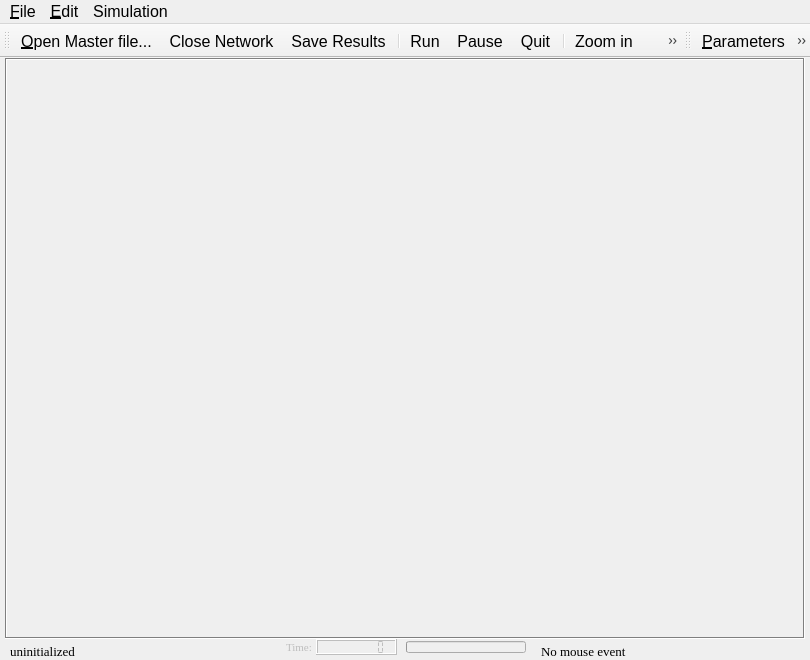
Above: branches/busmezzo/gui/canvas_qt4.ui from OdedCats/mezzo before the change. Below: the same form after it.
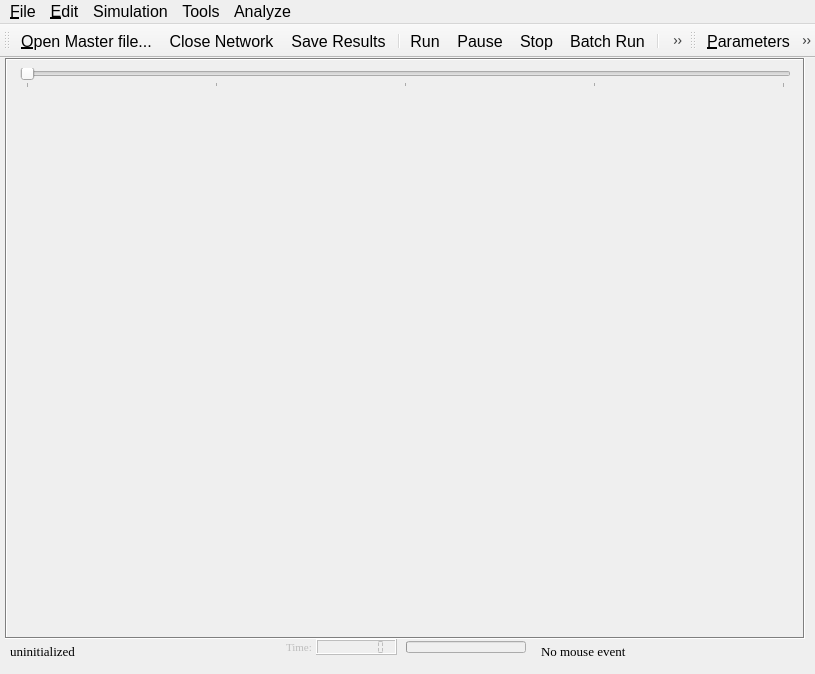
That is the form after the change. Icons and pictures are not drawn.

```diff
--- a/branches/busmezzo/gui/canvas_qt4.ui
+++ b/branches/busmezzo/gui/canvas_qt4.ui
@@ -5,8 +5,8 @@
    <rect>
     <x>0</x>
     <y>0</y>
-    <width>810</width>
-    <height>660</height>
+    <width>815</width>
+    <height>674</height>
    </rect>
   </property>
   <property name="sizePolicy" >
@@ -635,6 +635,40 @@
      </item>
     </layout>
    </widget>
+   <widget class="QSlider" name="horizontalSlider" >
+    <property name="enabled" >
+     <bool>true</bool>
+    </property>
+    <property name="geometry" >
+     <rect>
+      <x>20</x>
+      <y>10</y>
+      <width>771</width>
+      <height>20</height>
+     </rect>
+    </property>
+    <property name="autoFillBackground" >
+     <bool>false</bool>
+    </property>
+    <property name="minimum" >
+     <number>0</number>
+    </property>
+    <property name="maximum" >
+     <number>4</number>
+    </property>
+    <property name="pageStep" >
+     <number>1</number>
+    </property>
+    <property name="orientation" >
+     <enum>Qt::Horizontal</enum>
+    </property>
+    <property name="tickPosition" >
+     <enum>QSlider::TicksBelow</enum>
+    </property>
+    <property name="tickInterval" >
+     <number>1</number>
+    </property>
+   </widget>
   </widget>
   <widget class="QToolBar" name="toolBar1" >
    <property name="horizontallyStretchable" stdset="0" >
@@ -659,6 +693,7 @@
    <addaction name="run" />
    <addaction name="breakoff" />
    <addaction name="stop" />
+   <addaction name="batch_run" />
    <addaction name="separator" />
    <addaction name="zoomin" />
    <addaction name="zoomout" />
@@ -679,14 +714,15 @@
    </attribute>
    <addaction name="parametersdialog" />
    <addaction name="inspectdialog" />
+   <addaction name="actionAnalyzeOutput" />
   </widget>
   <widget class="QMenuBar" name="menubar" >
    <property name="geometry" >
     <rect>
      <x>0</x>
      <y>0</y>
-     <width>810</width>
-     <height>21</height>
+     <width>815</width>
+     <height>25</height>
     </rect>
    </property>
    <widget class="QMenu" name="fileMenu" >
@@ -719,11 +755,36 @@
     <addaction name="breakoff" />
     <addaction name="stop" />
     <addaction name="separator" />
+    <addaction name="batch_run" />
+   </widget>
+   <widget class="QMenu" name="menuTools" >
+    <property name="title" >
+     <string>Tools</string>
+    </property>
+    <widget class="QMenu" name="menuBackground" >
+     <property name="title" >
+      <string>Background</string>
+     </property>
+     <addaction name="loadbackground" />
+     <addaction name="actionPositionBackground" />
+    </widget>
+    <addaction name="menuBackground" />
+    <addaction name="separator" />
+    <addaction name="parametersdialog" />
     <addaction name="savescreenshot" />
    </widget>
+   <widget class="QMenu" name="menuAnalysis" >
+    <property name="title" >
+     <string>Analyze</string>
+    </property>
+    <addaction name="actionAnalyzeOutput" />
+    <addaction name="inspectdialog" />
+   </widget>
    <addaction name="fileMenu" />
    <addaction name="EditMenu" />
    <addaction name="menuSimulation" />
+   <addaction name="menuTools" />
+   <addaction name="menuAnalysis" />
   </widget>
   <action name="openmasterfile" >
    <property name="icon" >
@@ -758,11 +819,11 @@
     <iconset resource="canvas_qt4.qrc" >:/images/bt_stop.png</iconset>
    </property>
    <property name="text" >
+    <string>Stop/Reset</string>
+   </property>
+   <property name="iconText" >
     <string>Stop</string>
    </property>
-   <property name="iconText" >
-    <string>Quit</string>
-   </property>
    <property name="toolTip" >
     <string>Quit</string>
    </property>
@@ -775,7 +836,11 @@
     <bool>false</bool>
    </property>
    <property name="icon" >
-    <iconset resource="canvas_qt4.qrc" >:/images/bt_play.png</iconset>
+    <iconset resource="canvas_qt4.qrc" >
+     <normaloff>:/images/bt_play.png</normaloff>:/images/bt_play.png</iconset>
+   </property>
+   <property name="text" >
+    <string>Run/Continue</string>
    </property>
    <property name="iconText" >
     <string>Run</string>
@@ -863,7 +928,7 @@
     <iconset resource="canvas_qt4.qrc" >:/images/inspect.png</iconset>
    </property>
    <property name="text" >
-    <string>Inspect</string>
+    <string>Inspect Routes</string>
    </property>
   </action>
   <action name="zoombywin" >
@@ -930,6 +995,36 @@
     <string>Close Network</string>
    </property>
   </action>
+  <action name="batch_run" >
+   <property name="icon" >
+    <iconset resource="canvas_qt4.qrc" >
+     <normaloff>:/images/batchrun.gif</normaloff>:/images/batchrun.gif</iconset>
+   </property>
+   <property name="text" >
+    <string>Batch Run</string>
+   </property>
+  </action>
+  <action name="actionAnalyzeOutput" >
+   <property name="checkable" >
+    <bool>true</bool>
+   </property>
+   <property name="icon" >
+    <iconset resource="canvas_qt4.qrc" >
+     <normaloff>:/images/dvi.png</normaloff>:/images/dvi.png</iconset>
+   </property>
+   <property name="text" >
+    <string>Analyze Output</string>
+   </property>
+  </action>
+  <action name="actionPositionBackground" >
+   <property name="icon" >
+    <iconset resource="canvas_qt4.qrc" >
+     <normaloff>:/images/move.png</normaloff>:/images/move.png</iconset>
+   </property>
+   <property name="text" >
+    <string>Position Background</string>
+   </property>
+  </action>
  </widget>
  <includes>
   <include location="global" >qlcdnumber.h</include>
```
Left out of the diff: 60 changed lines with no effect on the pictures.
